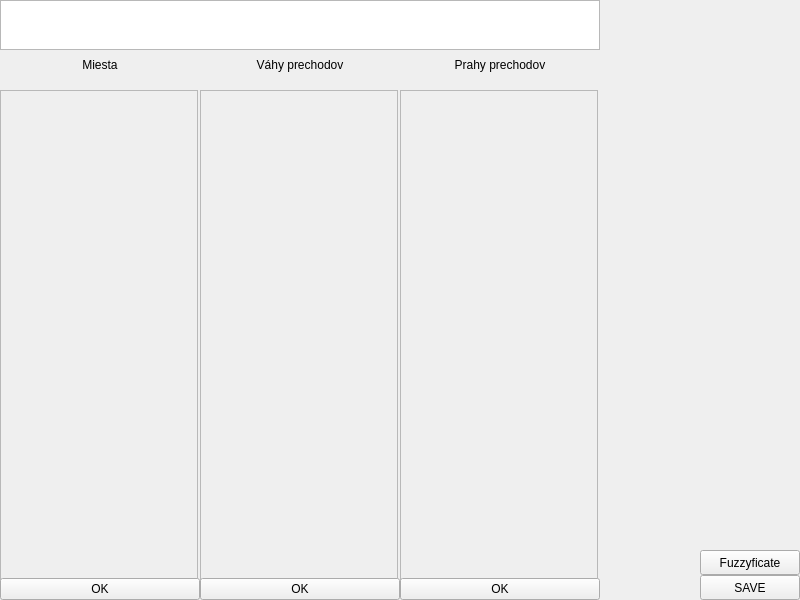
The window that gui/anotherWindowFinal.ui (PavolHradsky/PIS-bonus) describes before a commit, drawn with Qt 5.
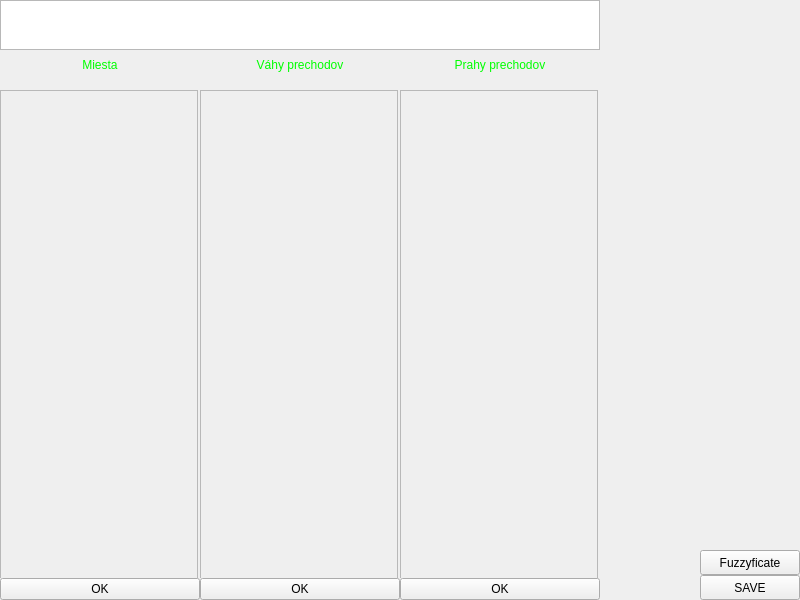
The same window after the commit.

```diff
--- a/gui/anotherWindowFinal.ui
+++ b/gui/anotherWindowFinal.ui
@@ -25,6 +25,11 @@
   <property name="windowTitle">
    <string>MainWindow</string>
   </property>
+  <property name="styleSheet">
+   <string notr="true">QMainWindow::titleBar {
+    background-color: black;
+}</string>
+  </property>
   <widget class="QWidget" name="centralwidget">
    <layout class="QGridLayout" name="gridLayout_2">
     <property name="leftMargin">
@@ -110,6 +115,9 @@
                    <height>30</height>
                   </size>
                  </property>
+                 <property name="styleSheet">
+                  <string notr="true">color: #00FF00;</string>
+                 </property>
                  <property name="text">
                   <string>Miesta</string>
                  </property>
@@ -138,6 +146,12 @@
                    <height>500</height>
                   </size>
                  </property>
+                 <property name="autoFillBackground">
+                  <bool>true</bool>
+                 </property>
+                 <property name="styleSheet">
+                  <string notr="true">color: #000000;</string>
+                 </property>
                  <property name="widgetResizable">
                   <bool>true</bool>
                  </property>
@@ -155,6 +169,9 @@
                </item>
                <item>
                 <widget class="QPushButton" name="OK1">
+                 <property name="autoFillBackground">
+                  <bool>true</bool>
+                 </property>
                  <property name="text">
                   <string>OK</string>
                  </property>
@@ -208,6 +225,9 @@
                    <height>30</height>
                   </size>
                  </property>
+                 <property name="styleSheet">
+                  <string notr="true">color: #00FF00;</string>
+                 </property>
                  <property name="text">
                   <string>Váhy prechodov</string>
                  </property>
@@ -239,6 +259,12 @@
                    <height>500</height>
                   </size>
                  </property>
+                 <property name="autoFillBackground">
+                  <bool>true</bool>
+                 </property>
+                 <property name="styleSheet">
+                  <string notr="true">color: #000000;</string>
+                 </property>
                  <property name="widgetResizable">
                   <bool>true</bool>
                  </property>
@@ -256,6 +282,9 @@
                </item>
                <item>
                 <widget class="QPushButton" name="OK2">
+                 <property name="autoFillBackground">
+                  <bool>true</bool>
+                 </property>
                  <property name="text">
                   <string>OK</string>
                  </property>
@@ -309,6 +338,9 @@
                    <height>30</height>
                   </size>
                  </property>
+                 <property name="styleSheet">
+                  <string notr="true">color: #00FF00;</string>
+                 </property>
                  <property name="text">
                   <string>Prahy prechodov</string>
                  </property>
@@ -337,6 +369,12 @@
                    <height>500</height>
                   </size>
                  </property>
+                 <property name="autoFillBackground">
+                  <bool>true</bool>
+                 </property>
+                 <property name="styleSheet">
+                  <string notr="true">color: #000000;</string>
+                 </property>
                  <property name="widgetResizable">
                   <bool>true</bool>
                  </property>
@@ -354,6 +392,9 @@
                </item>
                <item>
                 <widget class="QPushButton" name="OK3">
+                 <property name="autoFillBackground">
+                  <bool>true</bool>
+                 </property>
                  <property name="text">
                   <string>OK</string>
                  </property>
```
Left out of the diff: 6 changed lines with no effect on the pictures.
